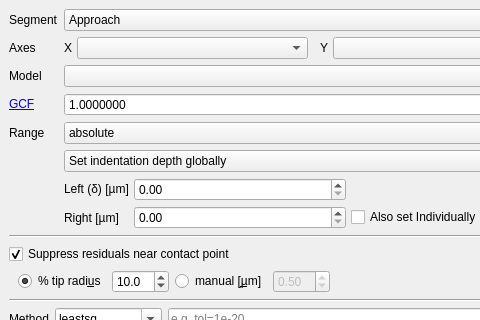
Before: the Qt Designer form pyjibe/fd/tab_fit.ui in AFM-analysis/PyJibe, drawn with Qt 5; both pictures show x 0 to 480 and y 0 to 320 of the 586 by 619 pixel window.
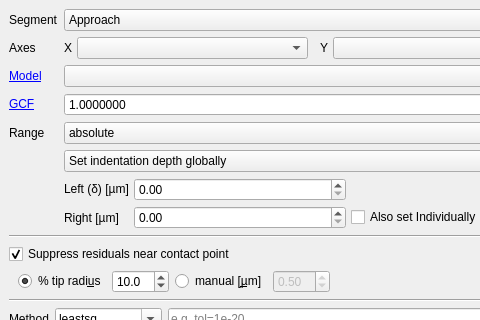
After: the same form once the commit is applied. Custom widgets are drawn as their Qt base class.

What changed in the file:
```diff
--- a/pyjibe/fd/tab_fit.ui
+++ b/pyjibe/fd/tab_fit.ui
@@ -128,7 +128,10 @@
             </sizepolicy>
            </property>
            <property name="text">
-            <string>Model</string>
+            <string>&lt;a href=&quot;https://nanite.readthedocs.io/en/latest/sec_fitting_guide.html#models&quot;&gt;Model&lt;/a&gt;</string>
+           </property>
+           <property name="openExternalLinks">
+            <bool>true</bool>
            </property>
           </widget>
          </item>
```
